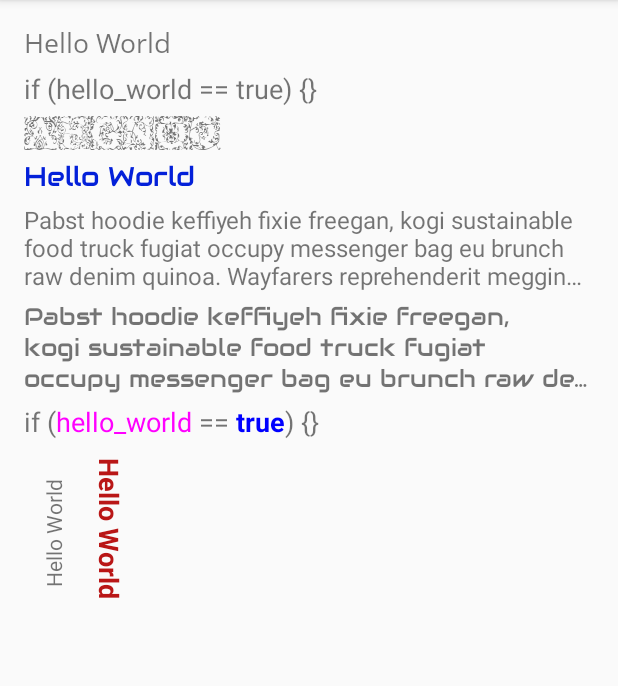
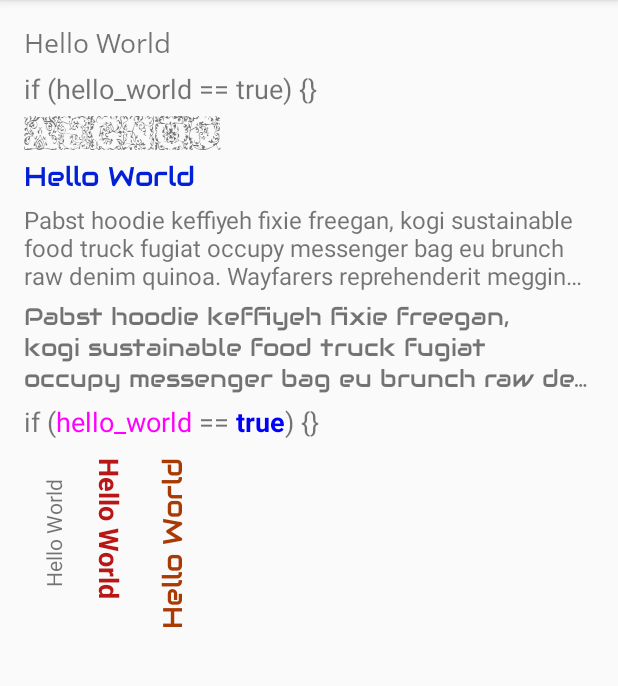
Before and after one commit to iNdieboyjeff/TextViews, an Android app: the screen it shows after launch (MainActivity), on a phone screen of 412 x 824 dp, the part 84-770 px from its top. Run offline under Robolectric (Android 15) with nearby library versions, the phone set to English and light mode, and no system bars; 3 statements that could not run were skipped.

Commit message:
Add FontVerticalTextView

```diff
--- /dev/null
+++ b/library/src/main/java/util/android/textviews/FontVerticalTextView.java
@@ -0,0 +1,85 @@
+/*
+ *  Copyright (c) 2015 Jeff Sutton
+ *
+ *  Licensed under the Apache License, Version 2.0 (the "License");
+ *  you may not use this file except in compliance with the License.
+ *  You may obtain a copy of the License at
+ *
+ *      http://www.apache.org/licenses/LICENSE-2.0
+ *
+ *  Unless required by applicable law or agreed to in writing, software
+ *  distributed under the License is distributed on an "AS IS" BASIS,
+ *  WITHOUT WARRANTIES OR CONDITIONS OF ANY KIND, either express or implied.
+ *  See the License for the specific language governing permissions and
+ *  limitations under the License.
+ */
+
+package util.android.textviews;
+
+import android.content.Context;
+import android.graphics.Canvas;
+import android.text.TextPaint;
+import android.util.AttributeSet;
+import android.view.Gravity;
+
+/**
+ * Created by jeff on 20/11/2015.
+ */
+public class FontVerticalTextView extends FontTextView {
+
+    private static final String LOGTAG = VerticalTextView.class.getSimpleName();
+
+    private final boolean topDown;
+
+    public FontVerticalTextView(Context context, AttributeSet attrs) {
+        super(context, attrs);
+
+        final int gravity = getGravity();
+        if (Gravity.isVertical(gravity) && (gravity & Gravity.VERTICAL_GRAVITY_MASK) == Gravity.BOTTOM) {
+            setGravity((gravity & Gravity.HORIZONTAL_GRAVITY_MASK) | Gravity.TOP);
+            topDown = false;
+        } else
+            topDown = true;
+
+        // We need to remap the padding so that values apply to the correct sides.  This is due
+        // to the fact that we are rotating a view.
+        if (topDown) {
+            this.setPadding(getPaddingTop(), getPaddingRight(), getPaddingBottom(), getPaddingLeft());
+        } else {
+            this.setPadding(getPaddingBottom(), getPaddingLeft(), getPaddingTop(), getPaddingRight());
+        }
+
+    }
+
+
+
+    @Override
+    protected void onMeasure(int widthMeasureSpec, int heightMeasureSpec) {
+        //noinspection SuspiciousNameCombination
+        super.onMeasure(heightMeasureSpec, widthMeasureSpec);
+        setMeasuredDimension(getMeasuredHeight(), getMeasuredWidth());
+    }
+
+    @Override
+    protected void onDraw(Canvas canvas) {
+        TextPaint textPaint = getPaint();
+        textPaint.setColor(getCurrentTextColor());
+        textPaint.drawableState = getDrawableState();
+
+        canvas.save();
+
+        if (topDown) {
+            canvas.translate(getWidth(), 0);
+            canvas.rotate(90);
+        } else {
+            canvas.translate(0, getHeight());
+            canvas.rotate(-90);
+        }
+
+
+        canvas.translate(getCompoundPaddingLeft(), getExtendedPaddingTop());
+
+        getLayout().draw(canvas);
+        canvas.restore();
+    }
+}
--- a/sample/src/main/res/layout/fragment_main.xml
+++ b/sample/src/main/res/layout/fragment_main.xml
@@ -117,5 +117,23 @@
             android:paddingTop="6dp"
             android:paddingBottom="12dp"/>
 
+        <util.android.textviews.FontVerticalTextView
+            android:layout_width="wrap_content"
+            android:layout_height="wrap_content"
+            android:id="@+id/textView10"
+            android:text="@string/hello_world"
+            android:layout_below="@+id/textView7"
+            android:layout_marginBottom="6dp"
+            android:layout_toRightOf="@+id/textView9"
+            android:textColor="#a93a03"
+            android:textStyle="bold"
+            android:textSize="18sp"
+            android:fontFamily="Audiowide-Regular"
+            android:paddingLeft="8dp"
+            android:paddingRight="10dp"
+            android:paddingTop="6dp"
+            android:paddingBottom="12dp"
+            android:gravity="bottom"/>
+
     </RelativeLayout>
 </ScrollView>
```
